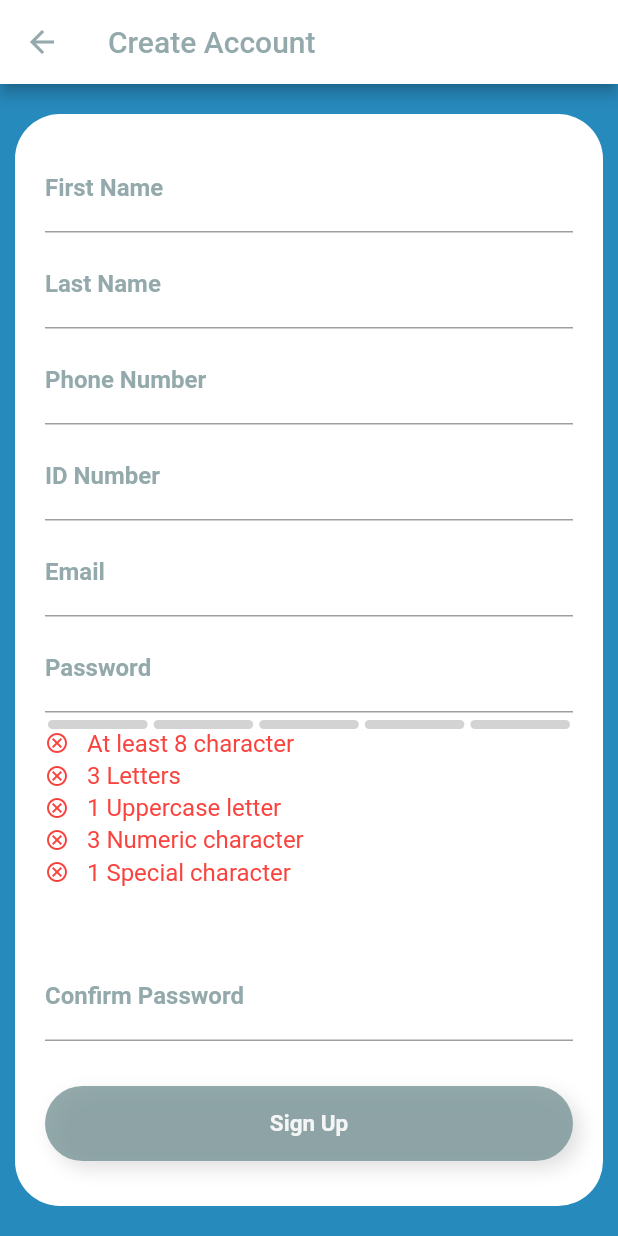
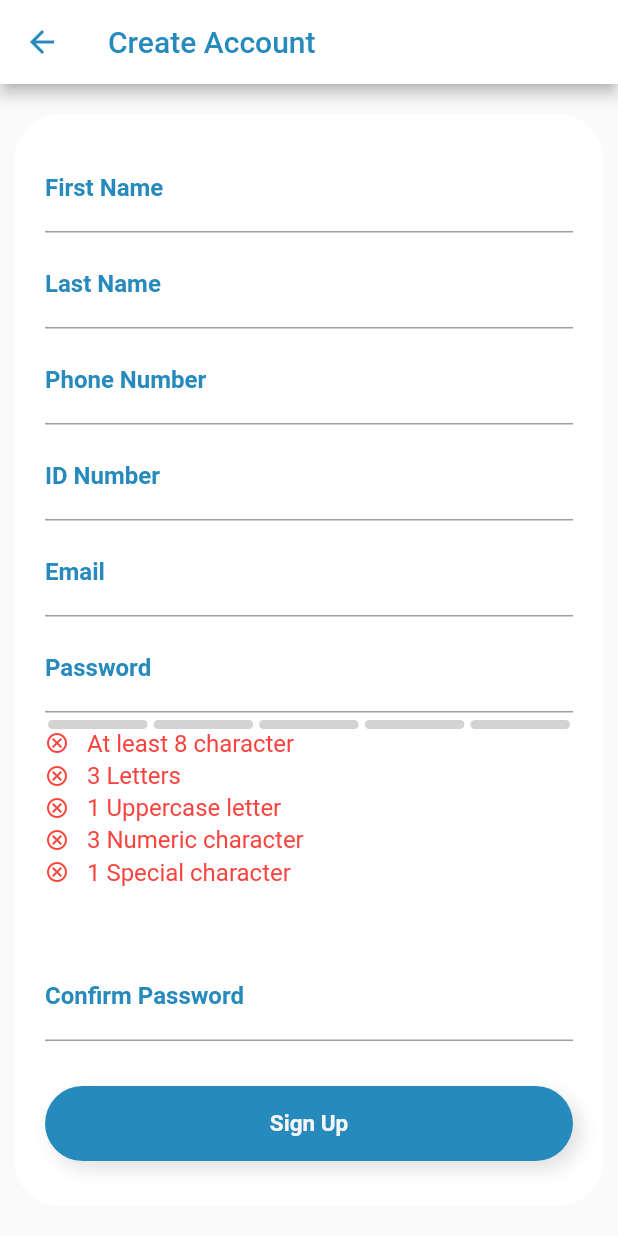
Before and after one commit to HajerAlmatari/walletV2, a Flutter app: the screen it shows after launch, after a tap on "Open An Account", on a phone screen of 412 x 824 dp. Run offline on Flutter 3.47's test engine with Material 2 defaults, Android fonts, the phone set to English and light mode, and no system bars; drawn by our look-alikes of flutter_pw_validator; our stand-ins replace carousel_slider, dropdown_button2, email_validator, firebase_auth, firebase_core, flutter_easyloading and 8 more; missing offline and left inert: crypt, dart:ffi, qr_code_scanner; accounts and stored records are empty.

```diff
--- a/lib/screens/fingerprint.dart
+++ b/lib/screens/fingerprint.dart
@@ -1,4 +1,5 @@
 import 'package:flutter/material.dart';
+import 'package:flutter_svg/svg.dart';
 import 'package:local_auth/auth_strings.dart';
 import 'package:local_auth/local_auth.dart';
 import 'package:flutter/services.dart' as services;
@@ -40,30 +41,29 @@ class FingerprintPage extends StatelessWidget {
   Widget build(BuildContext context) {
     return GestureDetector(
       child: Container(
-        height: 70,
+        height: 80,
         width: 290,
-        decoration: const BoxDecoration(
-          color: Colors.white,
-          borderRadius: BorderRadius.all(Radius.circular(50)),
-          boxShadow: [
-            BoxShadow(
-              color: Colors.black12,
-              offset: Offset(5, 5),
-              blurRadius: 10,
-            )
-          ],
-        ),
+        // decoration: const BoxDecoration(
+        //   color: Colors.white,
+        //   borderRadius: BorderRadius.all(Radius.circular(50)),
+        //   boxShadow: [
+        //     BoxShadow(
+        //       color: Colors.black12,
+        //       offset: Offset(5, 5),
+        //       blurRadius: 10,
+        //     )
+        //   ],
+        // ),
         padding: const EdgeInsets.all(5),
         child: Row(
           mainAxisAlignment: MainAxisAlignment.center,
           children: [
-            Image.asset(
+            SvgPicture.asset(
               'images/fingerprint.svg',
-              width: 30,
-              height: 30,
+              width: 80,
+              height: 80,
             ),
             const SizedBox(width: 20,),
-            const Text("Fingerprint")
           ],
         ),
       ),
--- a/lib/screens/transfer_to_other_account.dart
+++ b/lib/screens/transfer_to_other_account.dart
@@ -313,9 +313,7 @@ class _TTOAState extends State<TTOA> {
                   'To Account',
                   true,
                   validator: (value){
-                    if (value.toString().length != 10) {
-                      return 'Please Enter a Valid Account Number';
-                    }
+
                     if (value == null || value.isEmpty) {
                       return 'Please Enter Account Number';
                     } else {
--- a/lib/signup.dart
+++ b/lib/signup.dart
@@ -88,8 +88,8 @@ class SignupPageState extends State<SignupPage> {
     //Color primaryColor = Color.fromRGBO(120, 148, 150, 0.8);
 
 
-    String PhonePattern =
-        r'(^(((\+|00)9677|0?7)[0137]\d{7}|((\+|00)967|0)[1-7]\d{6})$)';
+
+    String PhonePattern = r'(^(((\+|00)9677|0?7)[0137]\d{7})$)';
     RegExp regExp = RegExp(PhonePattern);
 
     final firstNameField = TextFormField(
@@ -98,12 +98,12 @@ class SignupPageState extends State<SignupPage> {
         // filled: true,
         labelText: 'First Name',
         labelStyle: TextStyle(
-          color: Color.fromRGBO(120, 148, 150, 0.8),
+          color: Color.fromRGBO(39, 138, 189, 1),
           fontWeight: FontWeight.bold,
         ),
         focusedBorder: UnderlineInputBorder(
           borderSide: BorderSide(
-            color: Color.fromRGBO(120, 148, 150, 0.8),
+            color: Color.fromRGBO(39, 138, 189, 1),
           ),
         ),
       ),
@@ -122,12 +122,12 @@ class SignupPageState extends State<SignupPage> {
         // filled: true,
         labelText: 'Last Name',
         labelStyle: TextStyle(
-          color: Color.fromRGBO(120, 148, 150, 0.8),
+          color: Color.fromRGBO(39, 138, 189, 1),
           fontWeight: FontWeight.bold,
         ),
         focusedBorder: UnderlineInputBorder(
           borderSide: BorderSide(
-            color: Color.fromRGBO(120, 148, 150, 0.8),
+            color: Color.fromRGBO(39, 138, 189, 1),
           ),
         ),
       ),
@@ -147,12 +147,12 @@ class SignupPageState extends State<SignupPage> {
         // filled: true,
         labelText: 'Phone Number',
         labelStyle: TextStyle(
-          color: Color.fromRGBO(120, 148, 150, 0.8),
+          color: Color.fromRGBO(39, 138, 189, 1),
           fontWeight: FontWeight.bold,
         ),
         focusedBorder: UnderlineInputBorder(
           borderSide: BorderSide(
-            color: Color.fromRGBO(120, 148, 150, 0.8),
+            color: Color.fromRGBO(39, 138, 189, 1),
           ),
         ),
       ),
@@ -175,12 +175,12 @@ class SignupPageState extends State<SignupPage> {
         // filled: true,
         labelText: 'ID Number',
         labelStyle: TextStyle(
-          color: Color.fromRGBO(120, 148, 150, 0.8),
+          color: Color.fromRGBO(39, 138, 189, 1),
           fontWeight: FontWeight.bold,
         ),
         focusedBorder: UnderlineInputBorder(
           borderSide: BorderSide(
-            color: Color.fromRGBO(120, 148, 150, 0.8),
+            color: Color.fromRGBO(39, 138, 189, 1),
           ),
         ),
       ),
@@ -200,12 +200,12 @@ class SignupPageState extends State<SignupPage> {
         // filled: true,
         labelText: 'Email',
         labelStyle: TextStyle(
-          color: Color.fromRGBO(120, 148, 150, 0.8),
+          color: Color.fromRGBO(39, 138, 189, 1),
           fontWeight: FontWeight.bold,
         ),
         focusedBorder: UnderlineInputBorder(
           borderSide: BorderSide(
-            color: Color.fromRGBO(120, 148, 150, 0.8),
+            color: Color.fromRGBO(39, 138, 189, 1),
           ),
         ),
       ),
@@ -221,12 +221,12 @@ class SignupPageState extends State<SignupPage> {
         // filled: true,
         labelText: 'Password',
         labelStyle: TextStyle(
-          color: Color.fromRGBO(120, 148, 150, 0.8),
+          color: Color.fromRGBO(39, 138, 189, 1),
           fontWeight: FontWeight.bold,
         ),
         focusedBorder: UnderlineInputBorder(
           borderSide: BorderSide(
-            color: Color.fromRGBO(120, 148, 150, 0.8),
+            color: Color.fromRGBO(39, 138, 189, 1),
           ),
         ),
       ),
@@ -264,12 +264,12 @@ class SignupPageState extends State<SignupPage> {
         // filled: true,
         labelText: 'Confirm Password',
         labelStyle: TextStyle(
-          color: Color.fromRGBO(120, 148, 150, 0.8),
+          color: Color.fromRGBO(39, 138, 189, 1),
           fontWeight: FontWeight.bold,
         ),
         focusedBorder: UnderlineInputBorder(
           borderSide: BorderSide(
-            color: Color.fromRGBO(120, 148, 150, 0.8),
+            color: Color.fromRGBO(39, 138, 189, 1),
           ),
         ),
       ),
@@ -338,7 +338,7 @@ class SignupPageState extends State<SignupPage> {
         height: 50,
         width: 370,
         decoration: BoxDecoration(
-          color: const Color.fromRGBO(120, 148, 150, 0.8),
+          color: const Color.fromRGBO(39, 138, 189, 1),
           borderRadius: BorderRadius.circular(50),
           boxShadow: const [
             BoxShadow(
@@ -372,17 +372,16 @@ class SignupPageState extends State<SignupPage> {
     //     );
 
     return Scaffold(
-      backgroundColor: primaryColor,
       appBar: AppBar(
         title: const Text(
           "Create Account",
           style: TextStyle(
-            color: Color.fromRGBO(120, 148, 150, 0.8),
+            color: Color.fromRGBO(39, 138, 189, 1),
           ),
         ),
         backgroundColor: Colors.white,
         iconTheme: const IconThemeData(
-          color: Color.fromRGBO(120, 148, 150, 0.8), // <-- SEE HERE
+          color: Color.fromRGBO(39, 138, 189, 1), // <-- SEE HERE
         ),
       ),
       body: Container(
@@ -461,7 +460,7 @@ class SignupPageState extends State<SignupPage> {
         setState(() {
           isLoading = false;
         });
-        print(verificationId);
+        print("Me Otp:"+verificationId);
       },
       codeAutoRetrievalTimeout: (String verificationId) {},
     );
```
Also changed, not shown: lib/login.dart (+47 -10 lines), lib/screens/nav_screen.dart (+2 -5 lines), lib/services/firebase_auth_methods.dart (+20 -0 lines).
